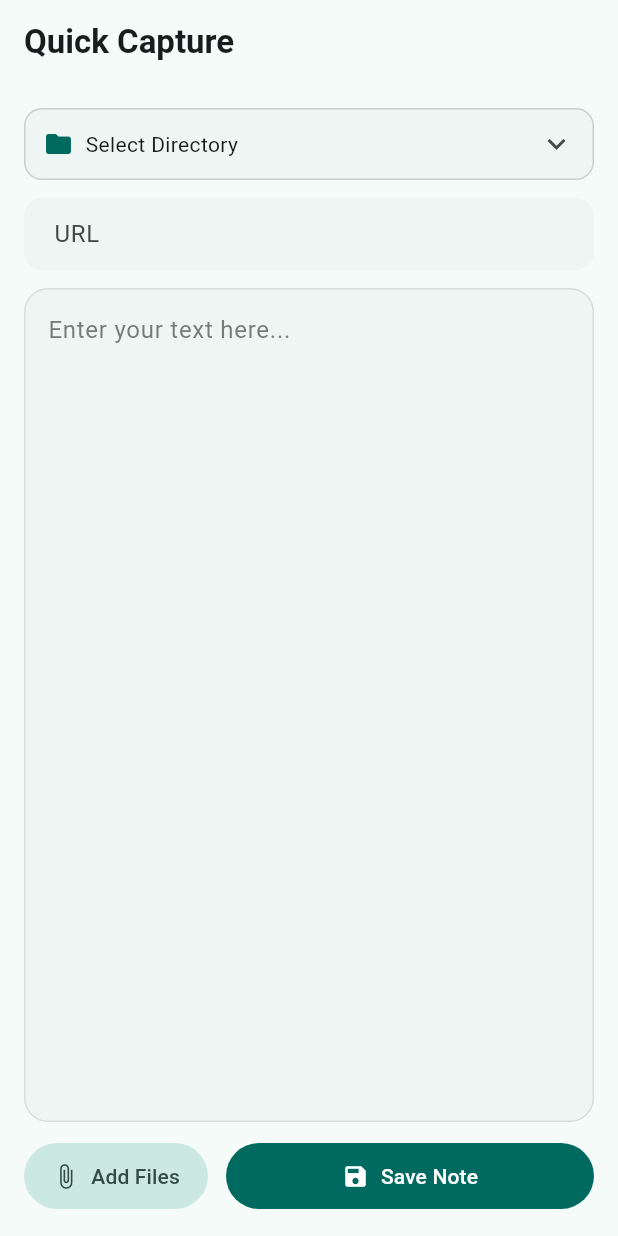
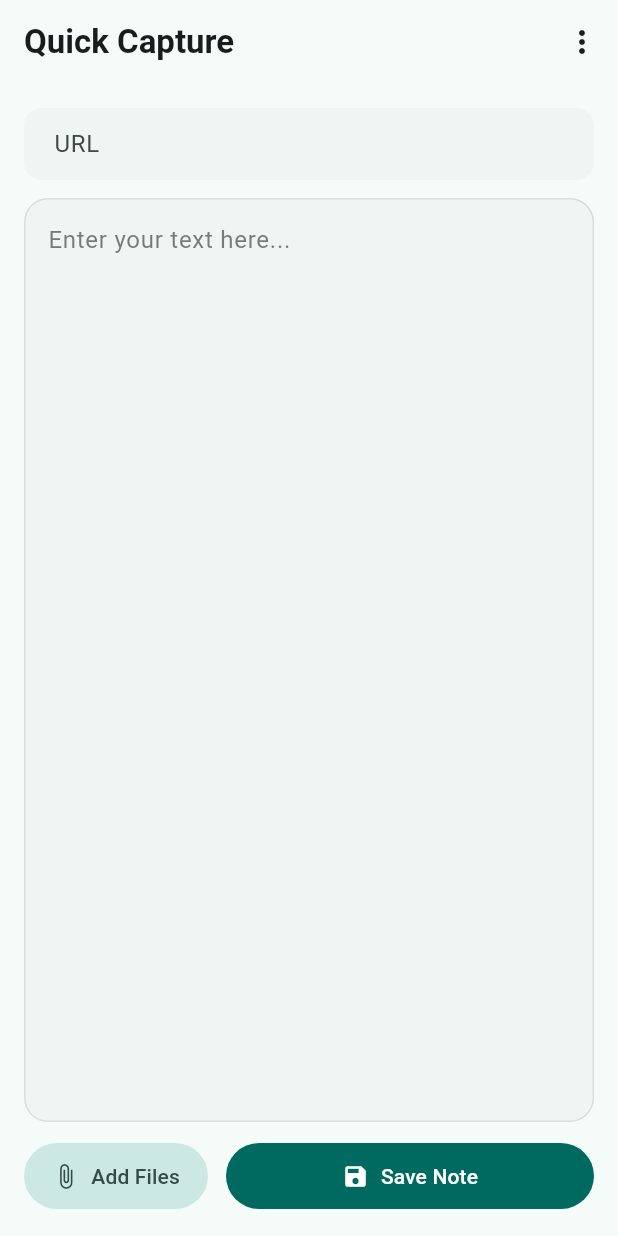
Before and after one commit to parkm/quick_capture, a Flutter app: the screen it shows after launch, on a phone screen of 412 x 824 dp. Run offline on Flutter 3.47's test engine with Material 3 defaults, Android fonts, the phone set to English and light mode, and no system bars; our stand-ins replace file_picker, shared_preferences.

Commit message:
Add SettingsScreen for directory management
- Removed unused imports and code related to directory selection in QuickCaptureScreen.
- Introduced a new SettingsScreen to manage the save directory, allowing users to select and update the directory for saving notes.
- Updated status messages to guide users on setting the save directory.
- Enhanced UI with a popup menu for accessing settings directly from the QuickCaptureScreen.

```diff
--- a/lib/models/note.dart
+++ b/lib/models/note.dart
@@ -1,5 +1,4 @@
 import 'dart:io';
-import 'package:path/path.dart' as path;
 import 'file_attachment.dart';
 
 class Note {
--- a/lib/screens/quick_capture_screen.dart
+++ b/lib/screens/quick_capture_screen.dart
@@ -4,13 +4,11 @@ import 'dart:io';
 import '../services/storage_service.dart';
 import '../services/obsidian_service.dart';
 import '../services/receive_intent_service.dart';
-import '../widgets/directory_selector.dart';
 import '../widgets/status_message.dart';
-import '../widgets/save_button.dart';
 import '../widgets/url_input_field.dart';
-import '../widgets/attachment_button.dart';
 import '../widgets/attachment_list.dart';
 import '../models/file_attachment.dart';
+import 'settings_screen.dart';
 
 class QuickCaptureScreen extends StatefulWidget {
   const QuickCaptureScreen({super.key});
@@ -30,7 +28,6 @@ class _QuickCaptureScreenState extends State<QuickCaptureScreen> {
   String? _statusMessage;
   bool _isSaving = false;
   List<FileAttachment> _attachments = [];
-  bool _isDirectoryExpanded = false;
 
   @override
   void initState() {
@@ -75,21 +72,14 @@ class _QuickCaptureScreenState extends State<QuickCaptureScreen> {
     }
   }
 
-  Future<void> _selectDirectory() async {
-    try {
-      final directory = await FilePicker.platform.getDirectoryPath();
-      if (directory != null) {
-        await _storageService.saveDirectory(directory);
-        setState(() {
-          _selectedDirectory = directory;
-          _statusMessage = null;
-        });
-      }
-    } catch (e) {
-      setState(() {
-        _statusMessage = 'Error selecting directory: $e';
-      });
-    }
+  void _openSettings() {
+    Navigator.push(
+      context,
+      MaterialPageRoute(builder: (context) => const SettingsScreen()),
+    ).then((_) {
+      // Refresh directory when returning from settings
+      _loadSavedDirectory();
+    });
   }
 
   Future<void> _saveNote() async {
@@ -102,7 +92,7 @@ class _QuickCaptureScreenState extends State<QuickCaptureScreen> {
 
     if (_selectedDirectory == null) {
       setState(() {
-        _statusMessage = 'Please select a directory first';
+        _statusMessage = 'Please set a save directory in Settings';
       });
       return;
     }
@@ -213,12 +203,6 @@ class _QuickCaptureScreenState extends State<QuickCaptureScreen> {
     });
   }
 
-  void _toggleDirectoryExpanded() {
-    setState(() {
-      _isDirectoryExpanded = !_isDirectoryExpanded;
-    });
-  }
-
   @override
   void dispose() {
     _textController.dispose();
@@ -240,6 +224,30 @@ class _QuickCaptureScreenState extends State<QuickCaptureScreen> {
         elevation: 0,
         backgroundColor: colorScheme.surface,
         foregroundColor: colorScheme.onSurface,
+        actions: [
+          PopupMenuButton<String>(
+            icon: const Icon(Icons.more_vert),
+            onSelected: (value) {
+              if (value == 'settings') {
+                _openSettings();
+              }
+            },
+            itemBuilder: (BuildContext context) {
+              return [
+                const PopupMenuItem<String>(
+                  value: 'settings',
+                  child: Row(
+                    children: [
+                      Icon(Icons.settings, size: 20),
+                      SizedBox(width: 8),
+                      Text('Settings'),
+                    ],
+                  ),
+                ),
+              ];
+            },
+          ),
+        ],
       ),
       body: SafeArea(
         child: Padding(
@@ -247,68 +255,6 @@ class _QuickCaptureScreenState extends State<QuickCaptureScreen> {
           child: Column(
             crossAxisAlignment: CrossAxisAlignment.stretch,
             children: [
-              // Top section with directory selector
-              AnimatedContainer(
-                duration: const Duration(milliseconds: 200),
-                height: 48,
-                decoration: BoxDecoration(
-                  color: colorScheme.surfaceContainerLow,
-                  borderRadius: BorderRadius.circular(12),
-                  border: Border.all(
-                    color: colorScheme.outline.withOpacity(0.3),
-                    width: 1,
-                  ),
-                ),
-                child: InkWell(
-                  onTap: _toggleDirectoryExpanded,
-                  borderRadius: BorderRadius.circular(12),
-                  child: Padding(
-                    padding: const EdgeInsets.symmetric(horizontal: 12.0),
-                    child: Row(
-                      children: [
-                        Icon(
-                          Icons.folder,
-                          color: colorScheme.primary,
-                          size: 20,
-                        ),
-                        const SizedBox(width: 8),
-                        Expanded(
-                          child: Text(
-                            _selectedDirectory ?? 'Select Directory',
-                            style: textTheme.bodyMedium,
-                            overflow: TextOverflow.ellipsis,
-                          ),
-                        ),
-                        Icon(
-                          _isDirectoryExpanded
-                              ? Icons.keyboard_arrow_up
-                              : Icons.keyboard_arrow_down,
-                          color: colorScheme.onSurfaceVariant,
-                        ),
-                      ],
-                    ),
-                  ),
-                ),
-              ),
-
-              // Expandable directory section
-              AnimatedContainer(
-                duration: const Duration(milliseconds: 300),
-                height: _isDirectoryExpanded ? 56 : 0,
-                curve: Curves.easeInOut,
-                child: _isDirectoryExpanded
-                    ? Padding(
-                        padding: const EdgeInsets.only(top: 8.0),
-                        child: DirectorySelector(
-                          selectedDirectory: _selectedDirectory,
-                          onSelectDirectory: _selectDirectory,
-                        ),
-                      )
-                    : const SizedBox.shrink(),
-              ),
-
-              const SizedBox(height: 12),
-
               // URL input field - always visible
               UrlInputField(
                 controller: _urlController,
--- a/lib/widgets/attachment_button.dart
+++ b/lib/widgets/attachment_button.dart
@@ -2,7 +2,6 @@ import 'dart:io';
 import 'package:flutter/material.dart';
 import 'package:file_picker/file_picker.dart';
 import '../models/file_attachment.dart';
-import 'package:path/path.dart' as path;
 
 class AttachmentButton extends StatelessWidget {
   final Function(List<FileAttachment>) onAttachmentsAdded;
```
Also changed, not shown: lib/screens/settings_screen.dart (added, +161 -0 lines).
